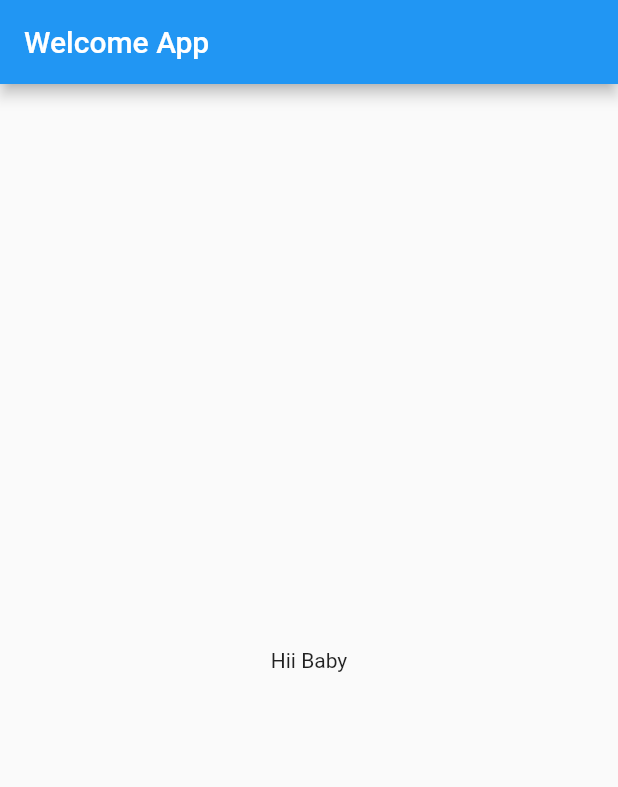
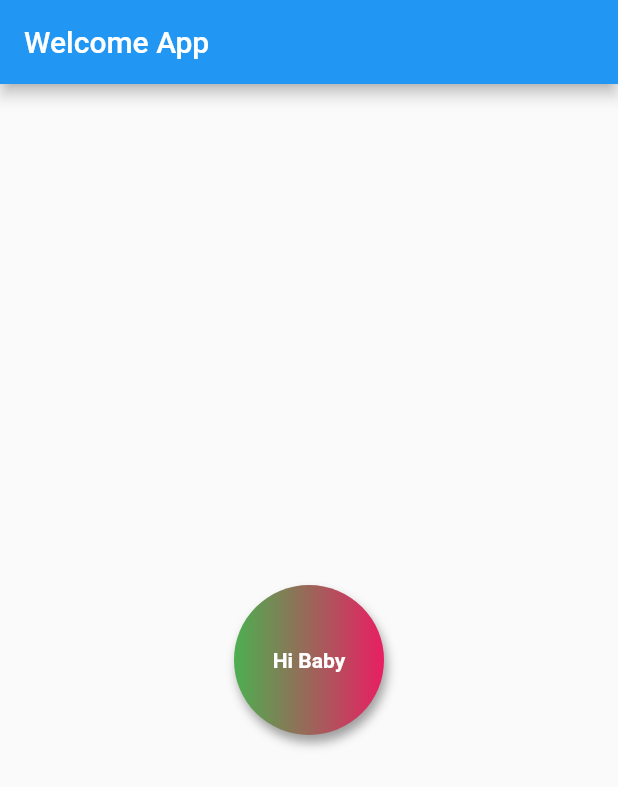
Before and after one commit to Zee7280/zain, a Flutter app: the screen it shows after launch, on a phone screen of 412 x 824 dp. Shown: the top 787 px of the screen. Run offline on Flutter 3.47's test engine with Material 2 defaults, Android fonts, the light colour scheme and no system bars.

Commit message:
dev2 changes

```diff
--- a/lib/main.dart
+++ b/lib/main.dart
@@ -15,8 +15,26 @@ class Homepage extends StatelessWidget {
   Widget build(BuildContext context) {
     return Scaffold(
       appBar: AppBar(title: Text('Welcome App')),
-      body: Container(
-        child: Center(child: Text('Hii Baby')),
+      body: Center(
+        child: Container(
+          padding: const EdgeInsets.all(20),
+          alignment: Alignment.center,
+          width: 100,
+          height: 100,
+          decoration: BoxDecoration(
+              color: Colors.teal,
+              shape: BoxShape.circle,
+              //borderRadius: BorderRadius.circular(10),
+              boxShadow: [
+                BoxShadow(
+                    color: Colors.grey, blurRadius: 5, offset: Offset(2.0, 5.0))
+              ],
+              gradient: LinearGradient(colors: [Colors.green, Colors.pink])),
+          child: Text(
+            'Hi Baby',
+            style: TextStyle(color: Colors.white, fontWeight: FontWeight.bold),
+          ),
+        ),
       ),
     );
     // return Container(
```
